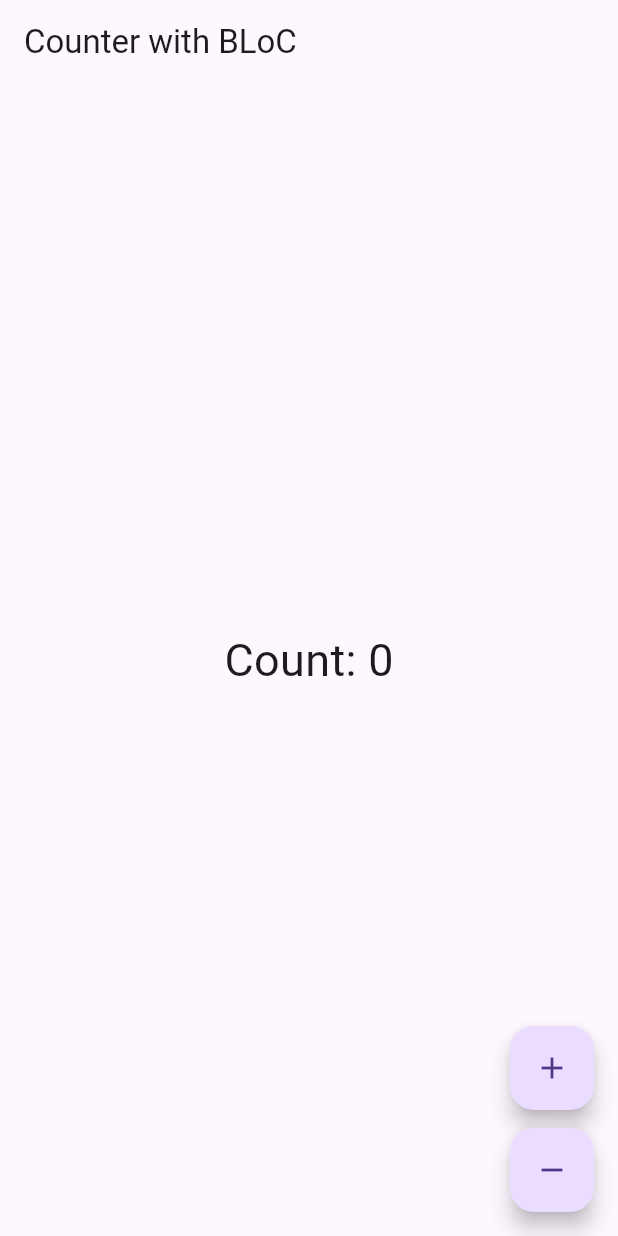
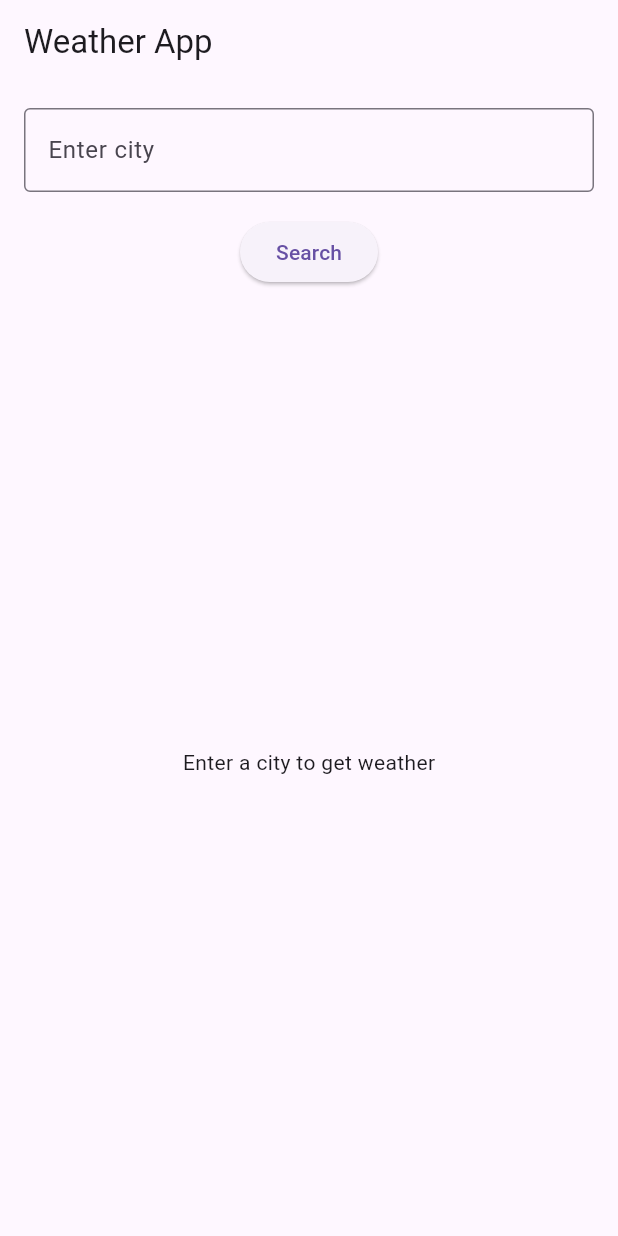
Before and after one commit to Linkonsq/flutter-bloc, a Flutter app: the screen it shows after launch, on a phone screen of 412 x 824 dp. Run offline on Flutter 3.47's test engine with Material 3 defaults, Android fonts, the phone set to English and light mode, and no system bars; our stand-ins replace equatable, flutter_bloc.

Commit message:
Weather app example of block

```diff
--- a/lib/bloc/counter_bloc.dart
+++ /dev/null
@@ -1,10 +0,0 @@
-import 'package:flutter_bloc/flutter_bloc.dart';
-import 'counter_event.dart';
-import 'counter_state.dart';
-
-class CounterBloc extends Bloc<CounterEvent, CounterState> {
-  CounterBloc() : super(const CounterState(0)) {
-    on<Increment>((event, emit) => emit(CounterState(state.count + 1)));
-    on<Decrement>((event, emit) => emit(CounterState(state.count - 1)));
-  }
-}
--- a/lib/bloc/counter_event.dart
+++ /dev/null
@@ -1,10 +0,0 @@
-import 'package:equatable/equatable.dart';
-
-abstract class CounterEvent extends Equatable {
-  @override
-  List<Object?> get props => [];
-}
-
-class Increment extends CounterEvent {}
-
-class Decrement extends CounterEvent {}
--- a/lib/bloc/counter_state.dart
+++ /dev/null
@@ -1,10 +0,0 @@
-import 'package:equatable/equatable.dart';
-
-class CounterState extends Equatable {
-  final int count;
-
-  const CounterState(this.count);
-
-  @override
-  List<Object?> get props => [count];
-}
--- /dev/null
+++ b/lib/bloc/weather_bloc.dart
@@ -0,0 +1,20 @@
+import 'package:flutter_bloc/flutter_bloc.dart';
+import 'package:flutter_bloc_learning/services/weather_service.dart';
+import 'weather_event.dart';
+import 'weather_state.dart';
+
+class WeatherBloc extends Bloc<WeatherEvent, WeatherState> {
+  final WeatherService service;
+
+  WeatherBloc(this.service) : super(WeatherInitial()) {
+    on<FetchWeather>((event, emit) async {
+      emit(WeatherLoading());
+      try {
+        final weather = await service.getWeather(event.cityName);
+        emit(WeatherLoaded(weather));
+      } catch (e) {
+        emit(WeatherError("Could not fetch weather"));
+      }
+    });
+  }
+}
--- /dev/null
+++ b/lib/bloc/weather_event.dart
@@ -0,0 +1,15 @@
+import 'package:equatable/equatable.dart';
+
+abstract class WeatherEvent extends Equatable {
+  @override
+  List<Object?> get props => [];
+}
+
+class FetchWeather extends WeatherEvent {
+  final String cityName;
+
+  FetchWeather(this.cityName);
+
+  @override
+  List<Object?> get props => [cityName];
+}
--- /dev/null
+++ b/lib/bloc/weather_state.dart
@@ -0,0 +1,29 @@
+import 'package:equatable/equatable.dart';
+import 'package:flutter_bloc_learning/models/weather_model.dart';
+
+abstract class WeatherState extends Equatable {
+  @override
+  List<Object?> get props => [];
+}
+
+class WeatherInitial extends WeatherState {}
+
+class WeatherLoading extends WeatherState {}
+
+class WeatherLoaded extends WeatherState {
+  final Weather weather;
+
+  WeatherLoaded(this.weather);
+
+  @override
+  List<Object?> get props => [weather];
+}
+
+class WeatherError extends WeatherState {
+  final String message;
+
+  WeatherError(this.message);
+
+  @override
+  List<Object?> get props => [message];
+}
--- a/lib/main.dart
+++ b/lib/main.dart
@@ -1,61 +1,94 @@
 import 'package:flutter/material.dart';
 import 'package:flutter_bloc/flutter_bloc.dart';
-import 'bloc/counter_bloc.dart';
-import 'bloc/counter_event.dart';
-import 'bloc/counter_state.dart';
+import 'bloc/weather_bloc.dart';
+import 'bloc/weather_event.dart';
+import 'bloc/weather_state.dart';
+import 'services/weather_service.dart';
 
 void main() {
-  runApp(const CounterApp());
+  runApp(const WeatherApp());
 }
 
-class CounterApp extends StatelessWidget {
-  const CounterApp({super.key});
+class WeatherApp extends StatelessWidget {
+  const WeatherApp({super.key});
 
   @override
   Widget build(BuildContext context) {
     return MaterialApp(
       debugShowCheckedModeBanner: false,
-      title: 'BLoC Counter App',
+      title: 'Weather BLoC App',
       home: BlocProvider(
-        create: (_) => CounterBloc(),
-        child: const CounterScreen(),
+        create: (_) => WeatherBloc(WeatherService()),
+        child: const WeatherPage(),
       ),
     );
   }
 }
 
-class CounterScreen extends StatelessWidget {
-  const CounterScreen({super.key});
+class WeatherPage extends StatefulWidget {
+  const WeatherPage({super.key});
+
+  @override
+  State<WeatherPage> createState() => _WeatherPageState();
+}
+
+class _WeatherPageState extends State<WeatherPage> {
+  final TextEditingController _controller = TextEditingController();
+
+  void _search() {
+    final city = _controller.text;
+    context.read<WeatherBloc>().add(FetchWeather(city));
+  }
 
   @override
   Widget build(BuildContext context) {
     return Scaffold(
-      appBar: AppBar(title: const Text('Counter with BLoC')),
-      body: Center(
-        child: BlocBuilder<CounterBloc, CounterState>(
-          builder: (context, state) {
-            return Text(
-              'Count: ${state.count}',
-              style: const TextStyle(fontSize: 30),
-            );
-          },
+      appBar: AppBar(title: const Text('Weather App')),
+      body: Padding(
+        padding: const EdgeInsets.all(16),
+        child: Column(
+          children: [
+            TextField(
+              controller: _controller,
+              decoration: const InputDecoration(
+                labelText: 'Enter city',
+                border: OutlineInputBorder(),
+              ),
+            ),
+            const SizedBox(height: 16),
+            ElevatedButton(onPressed: _search, child: const Text('Search')),
+            const SizedBox(height: 16),
+            Expanded(
+              child: BlocBuilder<WeatherBloc, WeatherState>(
+                builder: (context, state) {
+                  if (state is WeatherLoading) {
+                    return const Center(child: CircularProgressIndicator());
+                  } else if (state is WeatherLoaded) {
+                    return Column(
+                      mainAxisAlignment: MainAxisAlignment.center,
+                      children: [
+                        Text(
+                          state.weather.city,
+                          style: const TextStyle(fontSize: 24),
+                        ),
+                        const SizedBox(height: 10),
+                        Text(
+                          '${state.weather.temperature} °C',
+                          style: const TextStyle(fontSize: 36),
+                        ),
+                      ],
+                    );
+                  } else if (state is WeatherError) {
+                    return Center(child: Text(state.message));
+                  }
+                  return const Center(
+                    child: Text('Enter a city to get weather'),
+                  );
+                },
+              ),
+            ),
+          ],
         ),
-      ),
-      floatingActionButton: Column(
-        mainAxisAlignment: MainAxisAlignment.end,
-        children: [
-          FloatingActionButton(
-            heroTag: 'increment',
-            onPressed: () => context.read<CounterBloc>().add(Increment()),
-            child: const Icon(Icons.add),
-          ),
-          const SizedBox(height: 12),
-          FloatingActionButton(
-            heroTag: 'decrement',
-            onPressed: () => context.read<CounterBloc>().add(Decrement()),
-            child: const Icon(Icons.remove),
-          ),
-        ],
       ),
     );
   }
--- /dev/null
+++ b/lib/models/weather_model.dart
@@ -0,0 +1,13 @@
+class Weather {
+  final String city;
+  final double temperature;
+
+  Weather({required this.city, required this.temperature});
+
+  factory Weather.fromJson(Map<String, dynamic> json) {
+    return Weather(
+      city: json['name'],
+      temperature: json['main']['temp'].toDouble(),
+    );
+  }
+}
--- /dev/null
+++ b/lib/services/weather_service.dart
@@ -0,0 +1,23 @@
+import 'dart:convert';
+import 'package:flutter_bloc_learning/models/weather_model.dart';
+import 'package:http/http.dart' as http;
+
+class WeatherService {
+  final String _apiKey = 'd8b363a3c8b557b728afc83ec7c3955a';
+
+  Future<Weather> getWeather(String city) async {
+    final url = Uri.parse(
+      'https://api.openweathermap.org/data/2.5/weather?q=$city&appid=$_apiKey&units=metric',
+    );
+
+    final response = await http.get(url);
+    print("Response");
+    print(response.statusCode);
+    print(response.toString());
+    if (response.statusCode == 200) {
+      return Weather.fromJson(json.decode(response.body));
+    } else {
+      throw Exception('Failed to load weather');
+    }
+  }
+}
--- a/pubspec.yaml
+++ b/pubspec.yaml
@@ -36,6 +36,7 @@ dependencies:
   cupertino_icons: ^1.0.8
   flutter_bloc: ^9.1.0
   equatable: ^2.0.7
+  http: ^1.3.0
 
 dev_dependencies:
   flutter_test:
```
Also changed, not shown: pubspec.lock.
